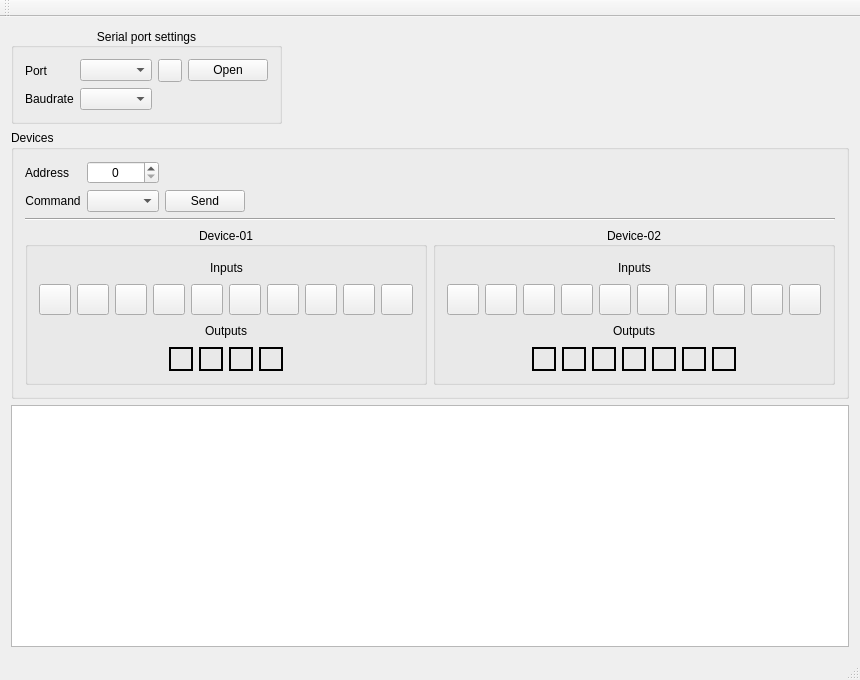
Before: the Qt Designer form mainwindow.ui in vlarry/emulator, drawn with Qt 5.
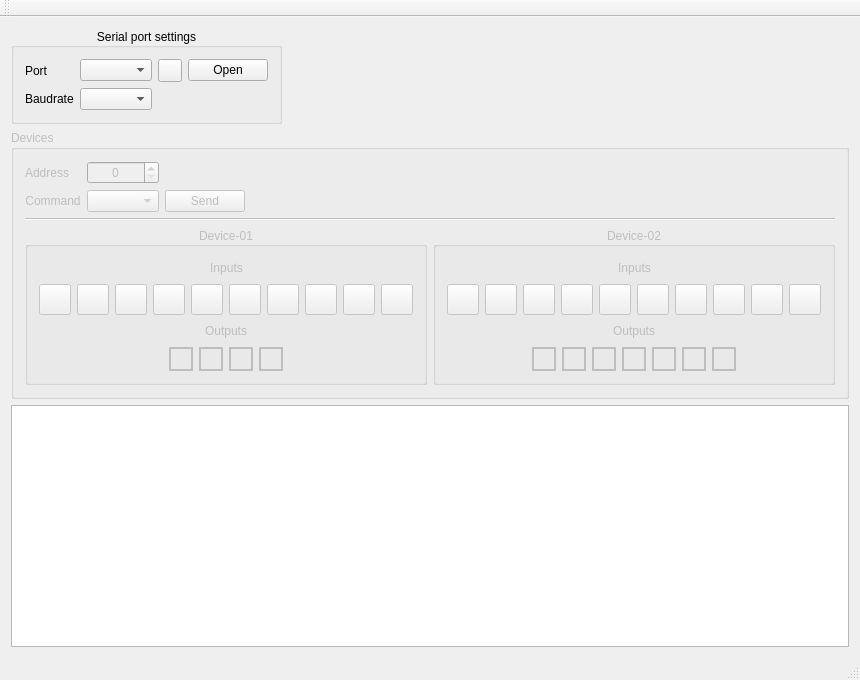
After: the same form once the commit is applied. Icons and pictures are not drawn. Custom widgets are drawn as their Qt base class.

Commit message: Реализация передачи данных с учетом 9го бита; Блокировка/разблокировка элементов интерфейса в зависимости от состояния порта;

Patch:
```diff
--- a/mainwindow.ui
+++ b/mainwindow.ui
@@ -143,6 +143,9 @@
     </item>
     <item>
      <widget class="QGroupBox" name="groupDevices">
+      <property name="enabled">
+       <bool>false</bool>
+      </property>
       <property name="title">
        <string>Devices</string>
       </property>
```
Left out of the diff: 2 changed lines with no effect on the pictures. The commit also changes 4 other files.
